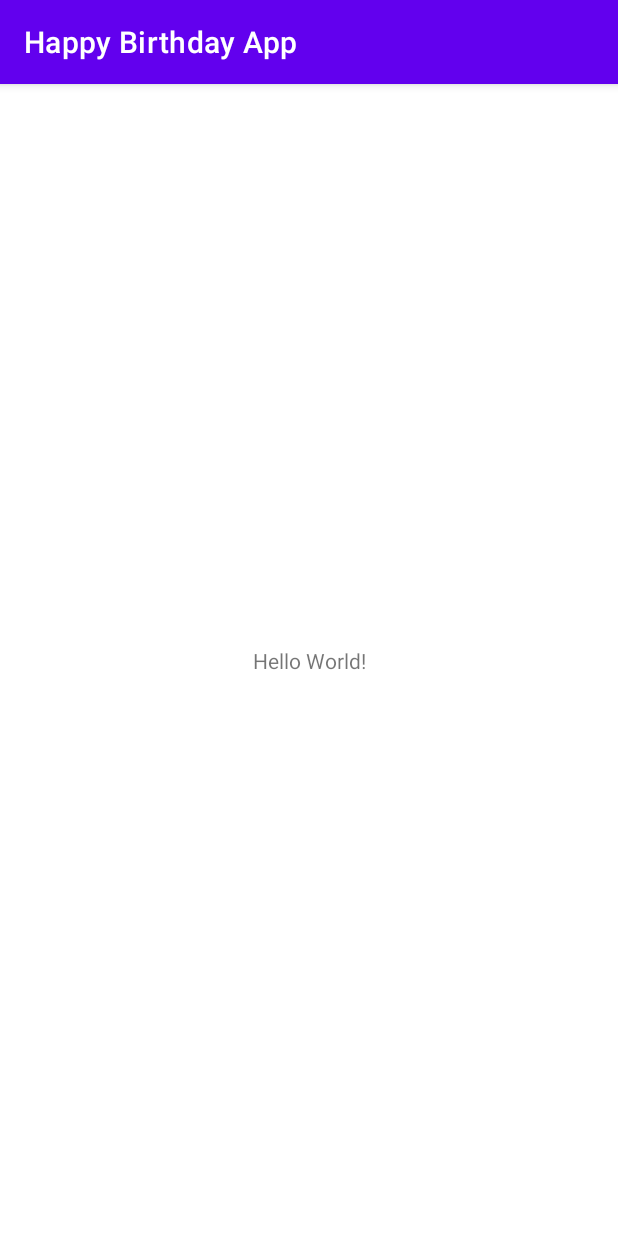
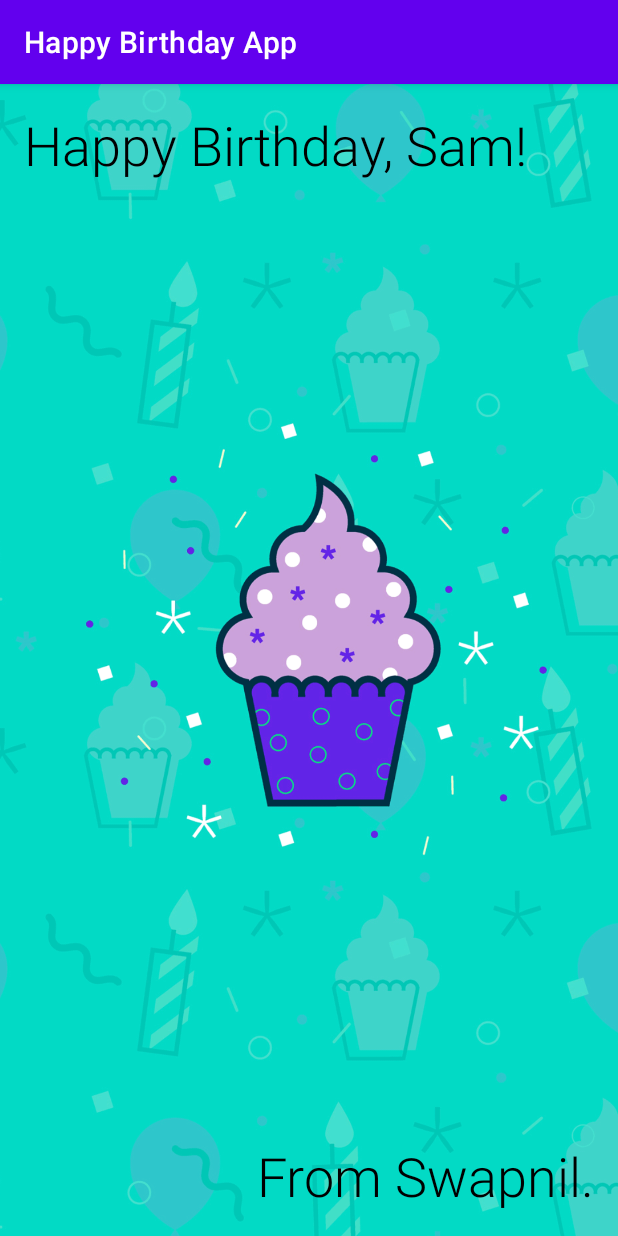
Before and after one commit to swapnilsparsh/AndroidStudyJams, an Android app: the screen it shows after launch (MainActivity), on a phone screen of 412 x 824 dp. Run offline under Robolectric (Android 15) with nearby library versions, the light colour scheme and no system bars.

Commit message:
Second Android App

```diff
--- a/HappyBirthdayApp/app/src/main/res/layout/activity_main.xml
+++ b/HappyBirthdayApp/app/src/main/res/layout/activity_main.xml
@@ -6,13 +6,43 @@
     android:layout_height="match_parent"
     tools:context=".MainActivity">
 
+    <ImageView
+        android:id="@+id/imageView"
+        android:layout_width="0dp"
+        android:layout_height="0dp"
+        android:contentDescription="TODO"
+        android:importantForAccessibility="no"
+        android:scaleType="centerCrop"
+        app:layout_constraintBottom_toBottomOf="parent"
+        app:layout_constraintEnd_toEndOf="parent"
+        app:layout_constraintStart_toStartOf="parent"
+        app:layout_constraintTop_toTopOf="parent"
+        app:srcCompat="@drawable/androidparty" />
+
     <TextView
+        android:id="@+id/textView"
         android:layout_width="wrap_content"
         android:layout_height="wrap_content"
-        android:text="Hello World!"
-        app:layout_constraintBottom_toBottomOf="parent"
-        app:layout_constraintLeft_toLeftOf="parent"
-        app:layout_constraintRight_toRightOf="parent"
+        android:layout_marginStart="16dp"
+        android:layout_marginTop="16dp"
+        android:fontFamily="sans-serif-light"
+        android:text="@string/happy_birthday_text"
+        android:textColor="@color/black"
+        android:textSize="36sp"
+        app:layout_constraintStart_toStartOf="parent"
         app:layout_constraintTop_toTopOf="parent" />
 
+    <TextView
+        android:id="@+id/textView2"
+        android:layout_width="wrap_content"
+        android:layout_height="wrap_content"
+        android:layout_marginEnd="16dp"
+        android:layout_marginBottom="16dp"
+        android:fontFamily="sans-serif-light"
+        android:text="@string/signature_text"
+        android:textColor="@color/black"
+        android:textSize="36sp"
+        app:layout_constraintBottom_toBottomOf="parent"
+        app:layout_constraintEnd_toEndOf="parent" />
+
 </androidx.constraintlayout.widget.ConstraintLayout>
--- a/HappyBirthdayApp/app/src/main/res/values/strings.xml
+++ b/HappyBirthdayApp/app/src/main/res/values/strings.xml
@@ -1,3 +1,5 @@
 <resources>
     <string name="app_name">Happy Birthday App</string>
+    <string name="happy_birthday_text">Happy Birthday, Sam!</string>
+    <string name="signature_text">From Swapnil.</string>
 </resources>
```
Also changed, not shown: HappyBirthdayApp/app/src/main/res/drawable/androidparty.png (added).
